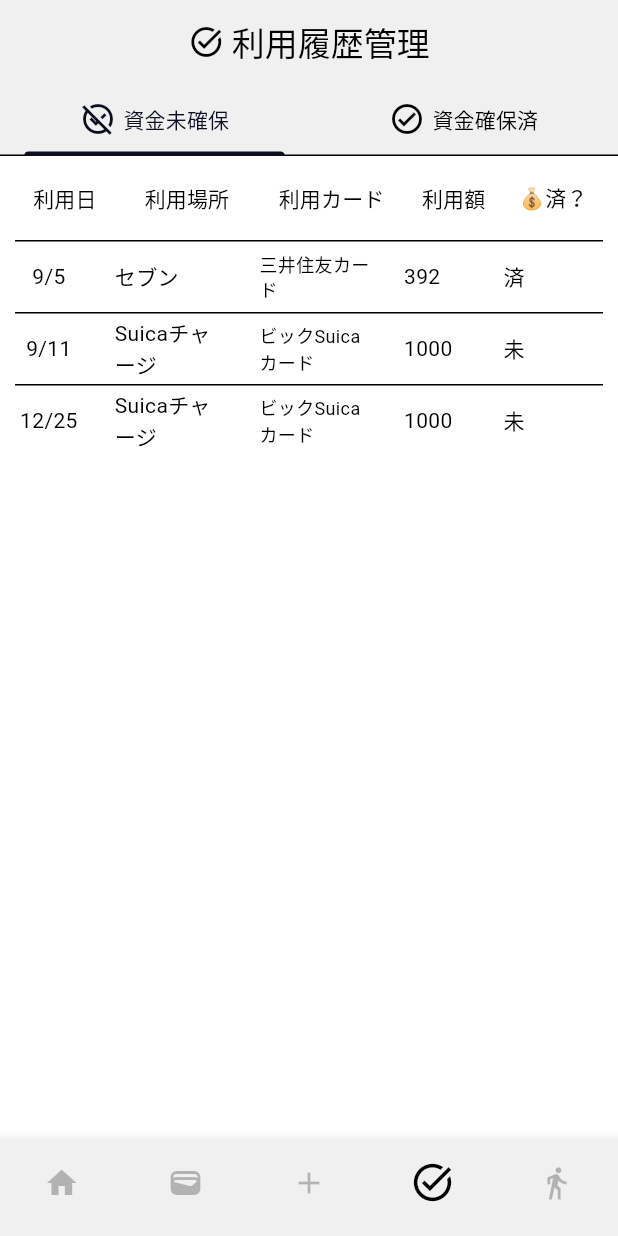
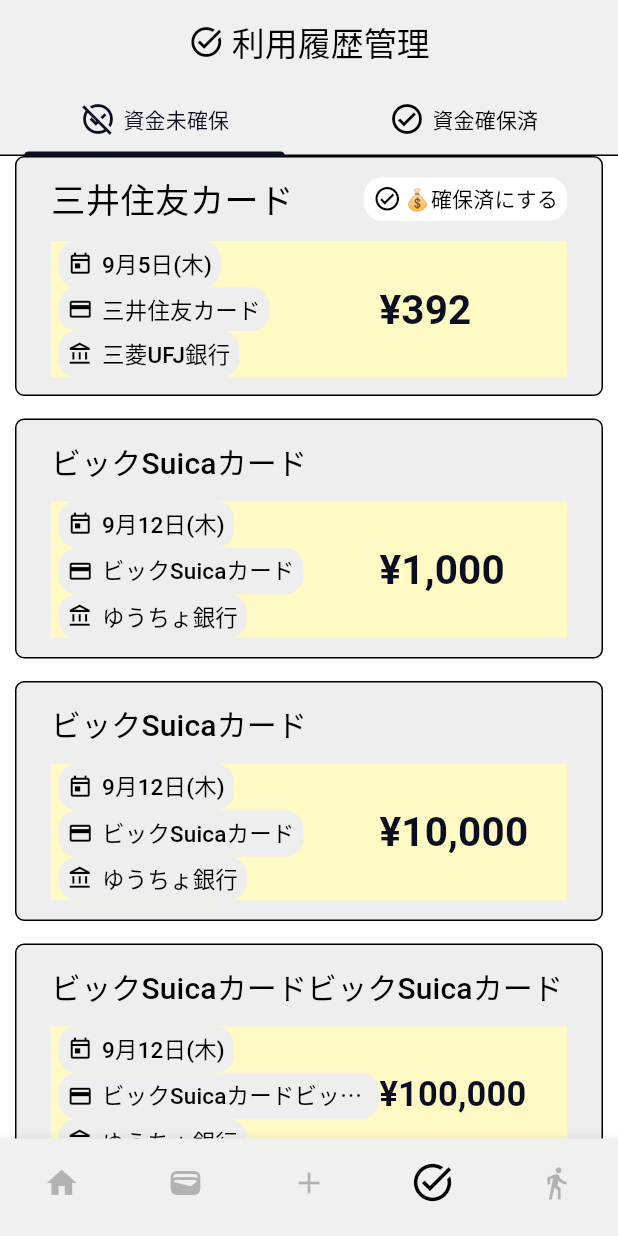
Before and after one commit to laughtaone/creeasy, a Flutter app: the screen it shows after launch, item 4 of the bottom bar chosen, on a phone screen of 412 x 824 dp. Run offline on Flutter 3.47's test engine with Material 3 defaults, Android fonts, the phone set to English and light mode, and no system bars; drawn by our look-alikes of auto_size_text; our stand-ins replace font_awesome_flutter, settings_ui; Roboto replaces fonts that are missing (MPlus1p).

Commit message:
完了：CardManageCardTileの修正

```diff
--- a/lib/add/add_payment.dart
+++ b/lib/add/add_payment.dart
@@ -142,6 +142,7 @@ class _AddPaymentPageState extends State<AddPaymentPage> {
 
               // =============================================== ③日付 ==============================================
               betweenSelectField(),
+              Text(_payDate.toString()),
               selectTileComp(
                 titleComp: titleTextComp(resvIcon: Icons.event_outlined, resvText: '利用日を入力'),
                 fieldInput: Container(
--- a/lib/card_manage/card_manage.dart
+++ b/lib/card_manage/card_manage.dart
@@ -130,14 +130,16 @@ class _CardManagePageState extends State<CardManagePage> with SingleTickerProvid
                   return_rate: 0.5,
                   target_range: '1日-末日',
                   pay_date: '翌月26日',
-                    bool_pointup: true),
+                  bool_pointup: true
+                ),
                 const CardManageCardTile(
                   card_name: 'メルカード',
                   return_rate_unit: 100,
                   return_rate: 1,
                   target_range: '1日-末日',
                   pay_date: '自由',
-                    bool_pointup: false),
+                  bool_pointup: false
+                ),
               ]),
             ),
             // =======================================================================================
--- a/lib/card_manage/card_manage_card-tile.dart
+++ b/lib/card_manage/card_manage_card-tile.dart
@@ -61,20 +61,21 @@ class _CardManageCardTileState extends State<CardManageCardTile> {
             Flexible(
               flex: 5,
               child: Container(
-                color: (_debugBackColor) ?Colors.blue[100] :null,
+                // color: (_debugBackColor) ?Colors.blue[100] :null,
                 child: Row(
                   mainAxisAlignment: MainAxisAlignment.spaceBetween,
                   crossAxisAlignment: CrossAxisAlignment.center,
                   children: [
                     Flexible(
+                      flex: 4,
                       child: Text(
                         widget.card_name,
-                        style: TextStyle(color: Colors.black, fontSize: (widget.card_name.length<=8) ?23 :20),
+                        style: TextStyle(color: Colors.black, fontSize: (widget.card_name.length<=10) ?23 :20),
                         overflow: TextOverflow.ellipsis,
                       ),
                     ),
                     (widget.bool_pointup)
-                      ? rectangleIconTextComp(argIcon: Icons.auto_awesome_outlined, argText: 'Pアップ有', customElementColor: const Color(0xff555555))
+                      ? Flexible(flex: 2, child: rectangleIconTextComp(argIcon: Icons.auto_awesome_outlined, argText: 'Pアップ有', customElementColor: const Color(0xff555555)))
                       : const SizedBox.shrink()
                   ],
                 ),
--- a/lib/common_comps/display_parts/rectangle_icon_text_comp.dart
+++ b/lib/common_comps/display_parts/rectangle_icon_text_comp.dart
@@ -1,4 +1,5 @@
 import 'package:flutter/material.dart';
+import 'package:flutter/services.dart';
 
 // ↓ このコンポーネント使用時import文
 // import 'package:creeasy/COMMON_COMPS/display_parts/rectangle_icon_text_comp.dart';
@@ -10,7 +11,11 @@ Container rectangleIconTextComp({
   Color customBackColor = Colors.white,
   Color customElementColor = Colors.black,
   double customIconSize = 15,
-  double customTextSize = 14
+  double customTextSize = 14,
+  bool isMinMainAxisSize = false,
+  double customBetween = 2,
+  int customMaxLines = 1,
+  double? customHeight = null,
 }) {
   return Container(
     margin: const EdgeInsets.only(left: 5),
@@ -19,19 +24,25 @@ Container rectangleIconTextComp({
       color: customBackColor,
       borderRadius: BorderRadius.circular(12),
     ),
+    height: customHeight,
     child: Row(
+      mainAxisSize: (isMinMainAxisSize) ? MainAxisSize.min : MainAxisSize.max,
       children: [
         Icon(
           argIcon,
           size: customIconSize,
           color: customElementColor,
         ),
-        const SizedBox(width: 2),
-        Text(
-          argText,
-          style: TextStyle(
-            fontSize: customTextSize,
-            color: customElementColor,
+        SizedBox(width: customBetween),
+        Flexible(
+          child: Text(
+            argText,
+            style: TextStyle(
+              fontSize: customTextSize,
+              color: customElementColor,
+            ),
+            maxLines: customMaxLines,
+            overflow: TextOverflow.ellipsis,
           ),
         )
       ],
--- a/lib/money_manage/money_manage.dart
+++ b/lib/money_manage/money_manage.dart
@@ -2,6 +2,7 @@ import 'package:flutter/material.dart';
 import 'package:creeasy/COMMON_COMPS/appbar/common_appbar_comp.dart';
 import 'package:creeasy/COMMON_COMPS/mini_info/mini_info.dart';
 import 'package:auto_size_text/auto_size_text.dart';
+import 'package:creeasy/money_manage/pay_history_tile_comp.dart';
 
 
 
@@ -15,9 +16,11 @@ class MoneyManagePage extends StatefulWidget {
 
 class _MoneyManagePageState extends State<MoneyManagePage> with SingleTickerProviderStateMixin {
   List<Map<String, dynamic>> _payHistories = [
-    {'day': '9/5', 'place': 'セブン', 'cardName': '三井住友カード', 'price': 392, 'isKeepMoney': true},
-    {'day': '9/11', 'place': 'Suicaチャージ', 'cardName': 'ビックSuicaカード', 'price': 1000, 'isKeepMoney': false},
-    {'day': '12/25', 'place': 'Suicaチャージ', 'cardName': 'ビックSuicaカード', 'price': 1000, 'isKeepMoney': false},
+    {'payDate': DateTime(2024, 9, 5), 'payPlace': 'セブン', 'payCardName': '三井住友カード', 'connectBank': '三菱UFJ銀行', 'payPrice': 392, 'isSetureMoney': true},
+    {'payDate': DateTime(2024, 9, 12), 'payPlace': 'Suicaチャージ', 'payCardName': 'ビックSuicaカード', 'connectBank': 'ゆうちょ銀行', 'payPrice': 1000, 'isSetureMoney': false},
+    {'payDate': DateTime(2024, 9, 12), 'payPlace': 'Suicaチャージ', 'payCardName': 'ビックSuicaカード', 'connectBank': 'ゆうちょ銀行', 'payPrice': 10000, 'isSetureMoney': false},
+    {'payDate': DateTime(2024, 9, 12), 'payPlace': 'Suicaチャージ', 'payCardName': 'ビックSuicaカードビックSuicaカード', 'connectBank': 'ゆうちょ銀行', 'payPrice': 100000, 'isSetureMoney': false},
+    {'payDate': DateTime(2024, 9, 15), 'payPlace': 'AppleStore', 'payCardName': 'メルカード', 'connectBank': 'ゆうちょ銀行', 'payPrice': 1000000, 'isSetureMoney': false},
   ];
 
 
@@ -121,150 +124,32 @@ class _MoneyManagePageState extends State<MoneyManagePage> with SingleTickerProv
           )
         ]),
       ),
-      body: Padding(
-        padding: const EdgeInsets.only(left: 10, right: 10),
-        child: TabBarView(
-            controller: _tabController,
-            children: [
-              // ===================================== 資金未確保タブ =========================================
-              Container(
-                width: double.infinity,
-                child: DataTable(
-                  columnSpacing: 0,
-                  horizontalMargin: 0,
-                  columns: <DataColumn>[
-                    DataColumn(
-                      label: Expanded(
-                        child: Container(
-                          width: 45,
-                          child: Align(
-                            alignment: Alignment.center,
-                            child: Text('利用日'),
-                          ),
-                        ),
-                      ),
-                    ),
-                    DataColumn(
-                      label: Expanded(
-                        child: Container(
-                          width: 75,
-                          child: Align(
-                            alignment: Alignment.center,
-                            child: Text('利用場所'),
-                          ),
-                        ),
-                      ),
-                    ),
-                    DataColumn(
-                      label: Expanded(
-                        child: Container(
-                          width: 75,
-                          child: Align(
-                            alignment: Alignment.center,
-                            child: Text('利用カード'),
-                          ),
-                        ),
-                      ),
-                    ),
-                    DataColumn(
-                      label: Expanded(
-                        child: Container(
-                          width: 45,
-                          child: Align(
-                            alignment: Alignment.center,
-                            child: Text('利用額'),
-                          ),
-                        ),
-                      ),
-                    ),
-                    DataColumn(
-                      label: Expanded(
-                        child: Container(
-                          width: 45,
-                          child: Align(
-                            alignment: Alignment.center,
-                            child: Text('💰済？'),
-                          ),
-                        ),
-                      ),
-                    ),
-                  ],
-                  rows: _payHistories.map((singlePayHistory) {
-                    return DataRow(
-                      cells: <DataCell>[
-                        DataCell(
-                          Container(
-                            width: 45,
-                            child: Align(
-                              alignment: Alignment.center,
-                              child: Text(
-                                singlePayHistory['day'],
-                                overflow: TextOverflow.ellipsis,
-                              ),
-                            ),
-                          ),
-                        ),
-                        DataCell(
-                          Container(
-                            width: 75,
-                            child: AutoSizeText(
-                              singlePayHistory['place'],
-                              overflow: TextOverflow.ellipsis,
-                              maxLines: 2,
-                              minFontSize: 10,
-                              style: TextStyle(fontSize: 14),
-                            ),
-                          ),
-                        ),
-                        DataCell(
-                          Container(
-                            width: 75,
-                            child: AutoSizeText(
-                              singlePayHistory['cardName'],
-                              overflow: TextOverflow.ellipsis,
-                              maxLines: 2,
-                              minFontSize: 10,
-                              style: TextStyle(fontSize: 12),
-                            ),
-                          ),
-                        ),
-                        DataCell(
-                          Container(
-                            width: 45,
-                            child: Text(
-                              singlePayHistory['price'].toString(),
-                              overflow: TextOverflow.ellipsis,
-                            ),
-                          ),
-                        ),
-                        DataCell(
-                          Container(
-                              width: 45,
-                              child: Text(
-                                singlePayHistory['isKeepMoney'] ? '済' : '未',
-                                overflow: TextOverflow.ellipsis,
-                              ),
-                            ),
-                        ),
-                      ],
-                    );
-                  }).toList(),
-                ),
-              ),
-              // =======================================================================================
-
-              // ================================== 資金ボックスタブ ======================================
-              Padding(
-                padding: const EdgeInsets.only(left: 10, right: 10, top: 10),
-                child: ListView(children: [
-                ]),
-              ),
-              // =======================================================================================
-
-            ],
+      body: TabBarView(
+        controller: _tabController,
+        children: [
+          Padding(
+            padding: const EdgeInsets.only(left: 10, right: 10),
+            child: ListView.builder(
+              itemCount: _payHistories.length,
+              itemBuilder: (context, index) {
+                return PayHistoryTileComp(
+                  payPlace: _payHistories[index]['payPlace'],
+                  payDate: _payHistories[index]['payDate'],
+                  payCardName: _payHistories[index]['payCardName'],
+                  connectBank: _payHistories[index]['connectBank'],
+                  payPrice: _payHistories[index]['payPrice'],
+                  isSetureMoney: _payHistories[index]['isSetureMoney'],
+                );
+              },
+            ),
           ),
+          Padding(
+            padding: const EdgeInsets.only(left: 10, right: 10),
+            child:  Text('a')
+          )
+        ]
       ),
-      );
+    );
   }
 }
 
--- /dev/null
+++ b/lib/money_manage/pay_history_tile_comp.dart
@@ -0,0 +1,198 @@
+import 'package:flutter/material.dart';
+import 'package:intl/intl.dart';
+import 'package:creeasy/card_manage/change_card/change_card.dart';
+import 'package:creeasy/COMMON_COMPS/display_parts/rectangle_icon_text_comp.dart';
+import 'package:auto_size_text/auto_size_text.dart';
+
+
+class PayHistoryTileComp extends StatefulWidget {
+  final String payPlace;            // 利用場所
+  final DateTime payDate;           // 利用日
+  final String payCardName;         // 利用カード名
+  final String connectBank;         // カード資金口座
+  final int payPrice;               // 利用額
+  final bool isSetureMoney;         // 資金確保済みか
+
+  const PayHistoryTileComp({super.key,
+    required this.payPlace,
+    required this.payDate,
+    required this.payCardName,
+    required this.connectBank,
+    required this.payPrice,
+    required this.isSetureMoney
+  });
+
+
+  @override
+  _PayHistoryTileCompState createState() => _PayHistoryTileCompState();
+}
+
+class _PayHistoryTileCompState extends State<PayHistoryTileComp> {
+  // ------- デバッグ用 -------
+  final bool _debugBackColor = false;
+  // ------------------------
+  late String _finalPayDate;
+  late bool _isThisYear;
+
+  @override
+  void initState() {
+    super.initState();
+    final _keepPayDate = DateFormat('yyyy年MM月dd日(E)', 'ja_JP').format(widget.payDate);
+    late String _year;
+    late String _month;
+    late String _day;
+
+    if (_keepPayDate.substring(0, 4) == DateTime.now().toString().substring(0, 4)) {
+      _year = '';
+      _isThisYear = true;
+    } else {
+      _year = '${_keepPayDate.substring(0, 4)}年';
+      _isThisYear = false;
+    }
+    if (_keepPayDate.substring(5, 6) == '0') {
+      _month = _keepPayDate.substring(6, 7);
+    } else {
+      _month = _keepPayDate.substring(5, 7);
+    }
+    if (_keepPayDate.substring(8, 9) == '0') {
+      _day = _keepPayDate.substring(9, 10);
+    } else {
+      _day = _keepPayDate.substring(8, 10);
+    }
+
+    _finalPayDate = '$_year$_month月$_day日${_keepPayDate.substring(11)}';
+  }
+
+  @override
+  Widget build(BuildContext context) {
+    return Padding(
+      padding: const EdgeInsets.only(bottom: 15),
+      child: OutlinedButton(
+        onPressed: () {
+          // Navigator.push(
+          //   context,
+          //   MaterialPageRoute(
+          //     builder: (context) => ChangeCardPage(selectedCardName: widget.card_name),
+          //     fullscreenDialog: true,
+          //   ),
+          // );
+        },
+        style: OutlinedButton.styleFrom(
+          backgroundColor: const Color(0xffeeeeee),
+          side: const BorderSide(color: Colors.black, width: 1),
+          shape: RoundedRectangleBorder(
+            borderRadius: BorderRadius.circular(6),
+          ),
+          fixedSize: const Size.fromHeight(160)
+        ),
+        child: Column(
+          mainAxisAlignment: MainAxisAlignment.center,
+          children: [
+            Flexible(
+              flex: 5,
+              child: Container(
+                color: (_debugBackColor) ?Colors.blue[100] :null,
+                child: Row(
+                  mainAxisAlignment: MainAxisAlignment.spaceBetween,
+                  crossAxisAlignment: CrossAxisAlignment.center,
+                  children: [
+                    Flexible(
+                      child: Text(
+                        widget.payCardName,
+                        style: TextStyle(color: Colors.black, fontSize: (widget.payCardName.length<=8) ?23 :20),
+                        overflow: TextOverflow.ellipsis,
+                      ),
+                    ),
+                    (widget.isSetureMoney)
+                      ? Container(
+                          margin: const EdgeInsets.only(left: 5),
+                          padding: const EdgeInsets.fromLTRB(6, 4, 6, 4),
+                          decoration: BoxDecoration(
+                            color: Colors.white,
+                            borderRadius: BorderRadius.circular(12),
+                          ),
+                          child: Row(
+                            children: [
+                              Icon(
+                                Icons.check_circle_outlined,
+                                size: 19,
+                                color: Colors.black,
+                              ),
+                              const SizedBox(width: 2),
+                              Text(
+                                '💰確保済にする',
+                                style: TextStyle(
+                                  fontSize: 14,
+                                  color: Colors.black,
+                                ),
+                              )
+                            ],
+                          ),
+                        )
+                      : const SizedBox.shrink()
+                  ],
+                ),
+              ),
+            ),
+            const Flexible(flex: 1, child: SizedBox(height: double.infinity,)),
+            Flexible( // q
+              flex: 8,
+              child: Container(
+                color: Colors.yellow[100],
+                child: Row(
+                  children: [
+                    Expanded(
+                      flex: 7,
+                      child: Column(
+                        crossAxisAlignment: CrossAxisAlignment.start,
+                        mainAxisSize: MainAxisSize.min,
+                        children: [
+                          rectangleIconTextComp(argIcon: Icons.today_outlined, argText: _finalPayDate, isMinMainAxisSize: true, customBackColor: const Color(0xffeeeeee), customBetween: 6, customIconSize: 17, customTextSize: 15, customMaxLines: 1),
+                          rectangleIconTextComp(argIcon: Icons.credit_card, argText: widget.payCardName, isMinMainAxisSize: true, customBackColor: const Color(0xffeeeeee), customBetween: 6, customIconSize: 17, customTextSize: 15, customMaxLines: 1),
+                          rectangleIconTextComp(argIcon: Icons.account_balance_outlined, argText: widget.connectBank, isMinMainAxisSize: true, customBackColor: const Color(0xffeeeeee), customBetween: 6, customIconSize: 17, customTextSize: 15, customMaxLines: 1),
+                        ],
+                      ),
+                    ),
+                    Expanded(
+                      flex: 4,
+                      child: Text(
+                        formatYen(widget.payPrice),
+                        style: TextStyle(
+                          fontWeight: FontWeight.w700,
+                          fontSize:
+                            (widget.payPrice.toString().length<6)
+                              ?27
+                              :(widget.payPrice.toString().length<8)
+                                ?23
+                                :17
+                        ),
+                        maxLines: 2,
+                        overflow: TextOverflow.ellipsis
+                      )
+                    )
+                  ],
+                ),
+              ),
+            ),
+          ],
+        ),
+      ),
+    );
+  }
+}
+
+// intを受け取り¥と,をつけて返す
+String formatYen(int amount) {
+  final formatter = NumberFormat('#,###', 'ja_JP');
+  return '¥${formatter.format(amount)}';
+}
+
+// 小数部分の処理
+String formatReturnRate(double rate) {
+  // 小数点以下が0の場合は整数部分のみを表示
+  if (rate % 1 == 0) {
+    return rate.toStringAsFixed(0);
+  } else {
+    return rate.toStringAsFixed(1);
+  }
+}
```
Lines whose indentation alone changed are shown as unchanged.
